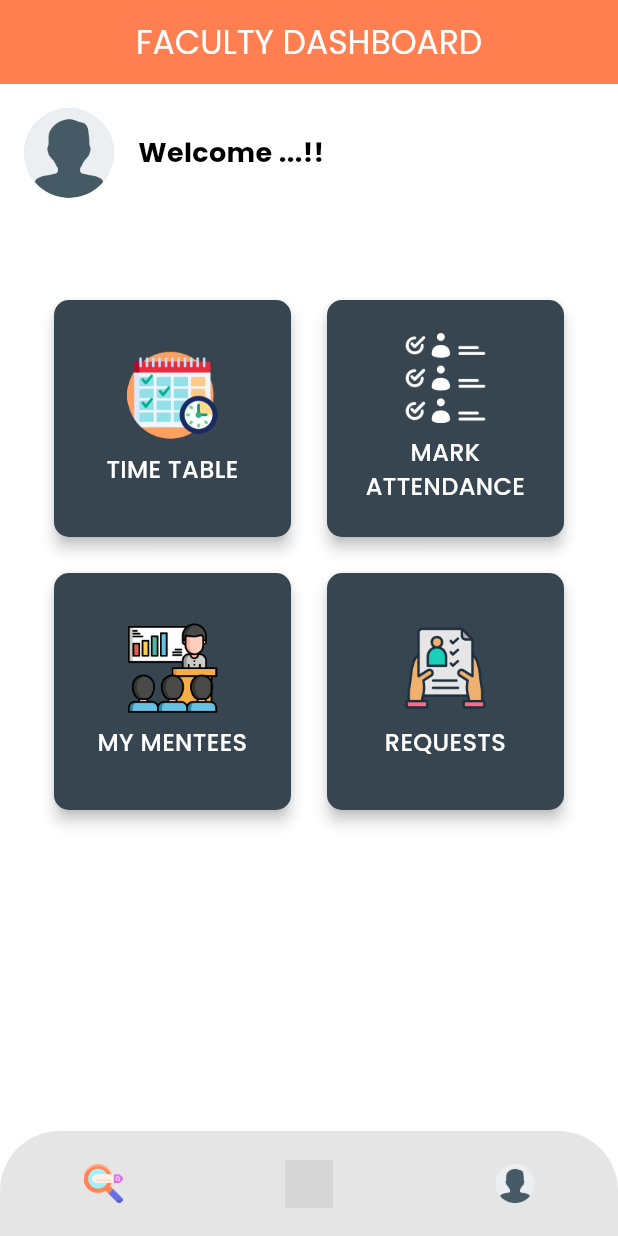
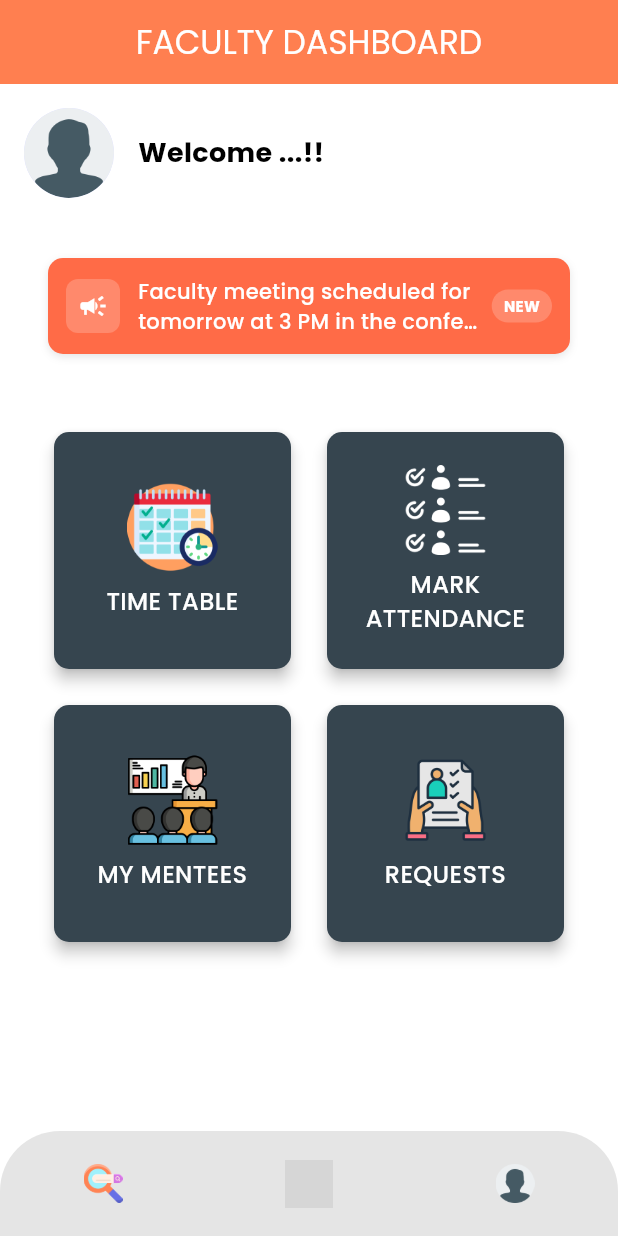
Before and after one commit to MVigneshayyanar/camsvirtusa, a Flutter app: the FacultyDashboard screen opened directly with empty values, on a phone screen of 412 x 824 dp. Run offline on Flutter 3.47's test engine with Material 3 defaults, Android fonts, the phone set to English and light mode, and no system bars; our stand-ins replace cached_network_image, cloud_firestore, firebase_core, firebase_storage, google_fonts, image_picker and 4 more; accounts and stored records are empty; grey boxes are pictures that could not be loaded.

Commit message:
facultyDashboard.dart,Mark attendance.dart updated

```diff
--- a/lib/Faculty/facultyDashboard.dart
+++ b/lib/Faculty/facultyDashboard.dart
@@ -3,7 +3,6 @@ import 'package:cloud_firestore/cloud_firestore.dart';
 import '../Student/studentTimetable.dart';
 import 'facultyProfile.dart';
 import 'MarkAttendance.dart';
-import '';
 
 class FacultyDashboard extends StatefulWidget {
   final String facultyId;
@@ -14,14 +13,64 @@ class FacultyDashboard extends StatefulWidget {
   _FacultyDashboardState createState() => _FacultyDashboardState();
 }
 
-class _FacultyDashboardState extends State<FacultyDashboard> {
+class _FacultyDashboardState extends State<FacultyDashboard>
+    with SingleTickerProviderStateMixin {
   Map<String, dynamic>? facultyData;
   bool _isLoading = true;
+
+  // News Bar Animation Controller
+  late AnimationController _newsController;
+  late Animation<Offset> _offsetAnimation;
+
+  List<String> newsItems = [
+    "Faculty meeting scheduled for tomorrow at 3 PM in the conference room.",
+    "New curriculum guidelines have been updated - Please check your email",
+    "Student evaluation forms are now available on the faculty portal",
+    "Workshop on digital teaching methods this Friday - Registration open",
+    "Reminder: Submit semester grades by end of this week"
+  ];
+
+  int currentNewsIndex = 0;
 
   @override
   void initState() {
     super.initState();
     _fetchFacultyData();
+
+    // Initialize news animation
+    _newsController = AnimationController(
+      duration: const Duration(milliseconds: 800),
+      vsync: this,
+    );
+
+    _offsetAnimation = Tween<Offset>(
+      begin: const Offset(1.0, 0.0),
+      end: Offset.zero,
+    ).animate(CurvedAnimation(
+      parent: _newsController,
+      curve: Curves.easeInOut,
+    ));
+
+    _startNewsRotation();
+  }
+
+  @override
+  void dispose() {
+    _newsController.dispose();
+    super.dispose();
+  }
+
+  void _startNewsRotation() {
+    _newsController.forward();
+    Future.delayed(const Duration(seconds: 4), () {
+      if (mounted) {
+        setState(() {
+          currentNewsIndex = (currentNewsIndex + 1) % newsItems.length;
+        });
+        _newsController.reset();
+        _startNewsRotation();
+      }
+    });
   }
 
   Future<void> _fetchFacultyData() async {
@@ -123,6 +172,77 @@ class _FacultyDashboardState extends State<FacultyDashboard> {
           ),
           body: const Center(child: Text("Search Page")),
         ),
+      ),
+    );
+  }
+
+  Widget _buildNewsBar() {
+    final screenWidth = MediaQuery.of(context).size.width;
+
+    return Container(
+      margin: EdgeInsets.symmetric(
+        horizontal: screenWidth > 600 ? 24 : 16,
+        vertical: 8,
+      ),
+      padding: EdgeInsets.all(screenWidth > 600 ? 16 : 12),
+      decoration: BoxDecoration(
+        color: const Color(0xFFFF6B47), // Slightly darker than your app bar color
+        borderRadius: BorderRadius.circular(screenWidth > 600 ? 12 : 10),
+        boxShadow: [
+          BoxShadow(
+            color: Colors.black.withOpacity(0.1),
+            blurRadius: 4,
+            offset: const Offset(0, 2),
+          ),
+        ],
+      ),
+      child: Row(
+        children: [
+          Container(
+            padding: const EdgeInsets.all(8),
+            decoration: BoxDecoration(
+              color: Colors.white.withOpacity(0.2),
+              borderRadius: BorderRadius.circular(8),
+            ),
+            child: Icon(
+              Icons.campaign,
+              color: Colors.white,
+              size: screenWidth > 600 ? 24 : 20,
+            ),
+          ),
+          SizedBox(width: screenWidth > 600 ? 16 : 12),
+          Expanded(
+            child: SlideTransition(
+              position: _offsetAnimation,
+              child: Text(
+                newsItems[currentNewsIndex],
+                style: TextStyle(
+                  color: Colors.white,
+                  fontSize: screenWidth > 600 ? 16 : 14,
+                  fontWeight: FontWeight.w500,
+                ),
+                maxLines: 2,
+                overflow: TextOverflow.ellipsis,
+              ),
+            ),
+          ),
+          SizedBox(width: screenWidth > 600 ? 12 : 8),
+          Container(
+            padding: const EdgeInsets.symmetric(horizontal: 8, vertical: 4),
+            decoration: BoxDecoration(
+              color: Colors.white.withOpacity(0.2),
+              borderRadius: BorderRadius.circular(12),
+            ),
+            child: Text(
+              "NEW",
+              style: TextStyle(
+                color: Colors.white,
+                fontSize: screenWidth > 600 ? 12 : 10,
+                fontWeight: FontWeight.bold,
+              ),
+            ),
+          ),
+        ],
       ),
     );
   }
@@ -234,7 +354,12 @@ class _FacultyDashboardState extends State<FacultyDashboard> {
                   ),
                 ],
               ),
-              SizedBox(height: screenHeight > 600 ? 48 : 32),
+              SizedBox(height: screenHeight > 600 ? 32 : 24),
+
+              // News Bar - Added here
+              _buildNewsBar(),
+
+              SizedBox(height: screenHeight > 600 ? 24 : 16),
 
               // Dashboard Grid
               _buildDashboardGrid(context),
```
Also changed, not shown: lib/Faculty/MarkAttendance.dart (+11 -14 lines).
